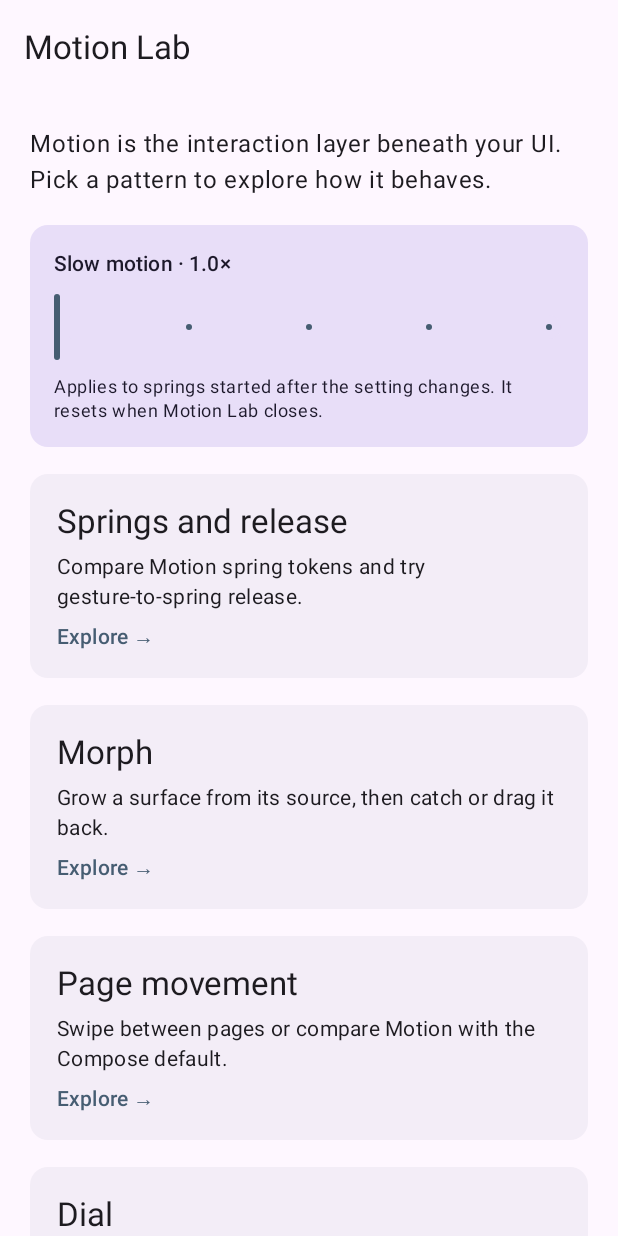
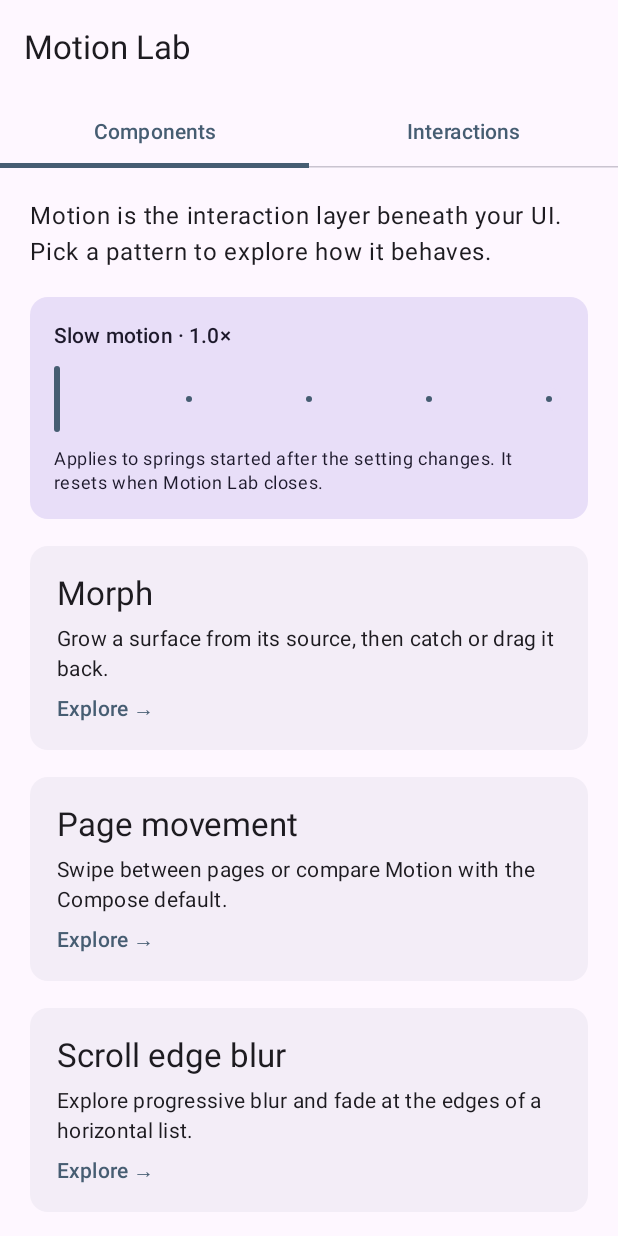
Before and after one commit to INFORMATION89/Motion, an Android app built with Jetpack Compose: the screen it shows after launch (MainActivity), on a phone screen of 412 x 824 dp. Run offline under Robolectric (Android 15) with nearby library versions, the phone set to English and light mode, and no system bars.

Commit message:
feat(motion-lab): add sections and system theme

```diff
--- a/motion-lab/src/main/kotlin/io/github/information89/motion/lab/MainActivity.kt
+++ b/motion-lab/src/main/kotlin/io/github/information89/motion/lab/MainActivity.kt
@@ -40,8 +40,11 @@ import androidx.compose.material3.MaterialTheme
 import androidx.compose.material3.Scaffold
 import androidx.compose.material3.Slider
 import androidx.compose.material3.Surface
+import androidx.compose.material3.Tab
+import androidx.compose.material3.TabRow
 import androidx.compose.material3.Text
 import androidx.compose.material3.TopAppBar
+import androidx.compose.material3.darkColorScheme
 import androidx.compose.material3.lightColorScheme
 import androidx.compose.runtime.Composable
 import androidx.compose.runtime.DisposableEffect
@@ -60,6 +63,7 @@ import androidx.compose.ui.Modifier
 import androidx.compose.ui.draw.clip
 import androidx.compose.ui.graphics.Color
 import androidx.compose.ui.graphics.graphicsLayer
+import androidx.compose.foundation.isSystemInDarkTheme
 import androidx.compose.ui.semantics.Role
 import androidx.compose.ui.semantics.contentDescription
 import androidx.compose.ui.semantics.semantics
@@ -99,19 +103,25 @@ class MainActivity : ComponentActivity() {
     }
 }
 
-private enum class LabPage(val title: String, val description: String) {
-    SPRINGS("Springs and release", "Compare Motion spring tokens and try gesture-to-spring release."),
-    MORPH("Morph", "Grow a surface from its source, then catch or drag it back."),
-    PAGES("Page movement", "Swipe between pages or compare Motion with the Compose default."),
-    DIAL("Dial", "Drag, flick, and snap a reusable dial with haptic feedback."),
-    HAPTICS("Haptics", "Try semantic haptic tokens."),
-    EDGE_BLUR("Scroll edge blur", "Explore progressive blur and fade at the edges of a horizontal list."),
+private enum class LabSection(val title: String) {
+    COMPONENTS("Components"),
+    INTERACTIONS("Interactions"),
+}
+
+private enum class LabPage(val title: String, val description: String, val section: LabSection) {
+    MORPH("Morph", "Grow a surface from its source, then catch or drag it back.", LabSection.COMPONENTS),
+    PAGES("Page movement", "Swipe between pages or compare Motion with the Compose default.", LabSection.COMPONENTS),
+    EDGE_BLUR("Scroll edge blur", "Explore progressive blur and fade at the edges of a horizontal list.", LabSection.COMPONENTS),
+    SPRINGS("Springs and release", "Compare Motion spring tokens and try gesture-to-spring release.", LabSection.INTERACTIONS),
+    DIAL("Dial", "Drag, flick, and snap a reusable dial with haptic feedback.", LabSection.INTERACTIONS),
+    HAPTICS("Haptics", "Try semantic haptic tokens.", LabSection.INTERACTIONS),
 }
 
 @OptIn(ExperimentalMaterial3Api::class)
 @Composable
 private fun MotionLabApp() {
     var page by rememberSaveable { mutableStateOf<LabPage?>(null) }
+    var section by rememberSaveable { mutableStateOf(LabSection.COMPONENTS) }
     var slowMotion by rememberSaveable { mutableFloatStateOf(1f) }
     BackHandler(enabled = page != null) { page = null }
 
@@ -124,6 +134,7 @@ private fun MotionLabApp() {
 
     Scaffold(
         topBar = {
+            Column {
                 TopAppBar(
                     title = { Text(page?.title ?: "Motion Lab") },
                     navigationIcon = {
@@ -137,6 +148,18 @@ private fun MotionLabApp() {
                         }
                     }
                 )
+                if (page == null) {
+                    TabRow(selectedTabIndex = LabSection.entries.indexOf(section)) {
+                        LabSection.entries.forEach { item ->
+                            Tab(
+                                selected = section == item,
+                                onClick = { section = item },
+                                text = { Text(item.title) }
+                            )
+                        }
+                    }
+                }
+            }
         }
     ) { insets ->
         Column(
@@ -153,7 +176,7 @@ private fun MotionLabApp() {
                     style = MaterialTheme.typography.bodyLarge
                 )
                 SlowMotionControl(slowMotion) { slowMotion = it }
-                LabPage.entries.forEach { item ->
+                LabPage.entries.filter { it.section == section }.forEach { item ->
                     Card(
                         modifier = Modifier
                             .fillMaxWidth()
@@ -770,12 +793,19 @@ private fun EdgeBlurDemo() {
 
 @Composable
 private fun MotionLabTheme(content: @Composable () -> Unit) {
-    MaterialTheme(
-        colorScheme = lightColorScheme(
+    val dark = isSystemInDarkTheme()
+    val colors = if (dark) {
+        darkColorScheme(
+            primary = Color(0xFFB5CBE0),
+            secondary = Color(0xFFB7D0C2),
+            tertiary = Color(0xFFE0B99F)
+        )
+    } else {
+        lightColorScheme(
             primary = Color(0xFF465D72),
             secondary = Color(0xFF526B61),
             tertiary = Color(0xFF805B45)
-        ),
-        content = content
         )
     }
+    MaterialTheme(colorScheme = colors, content = content)
+}
```
Lines whose indentation alone changed are shown as unchanged.
